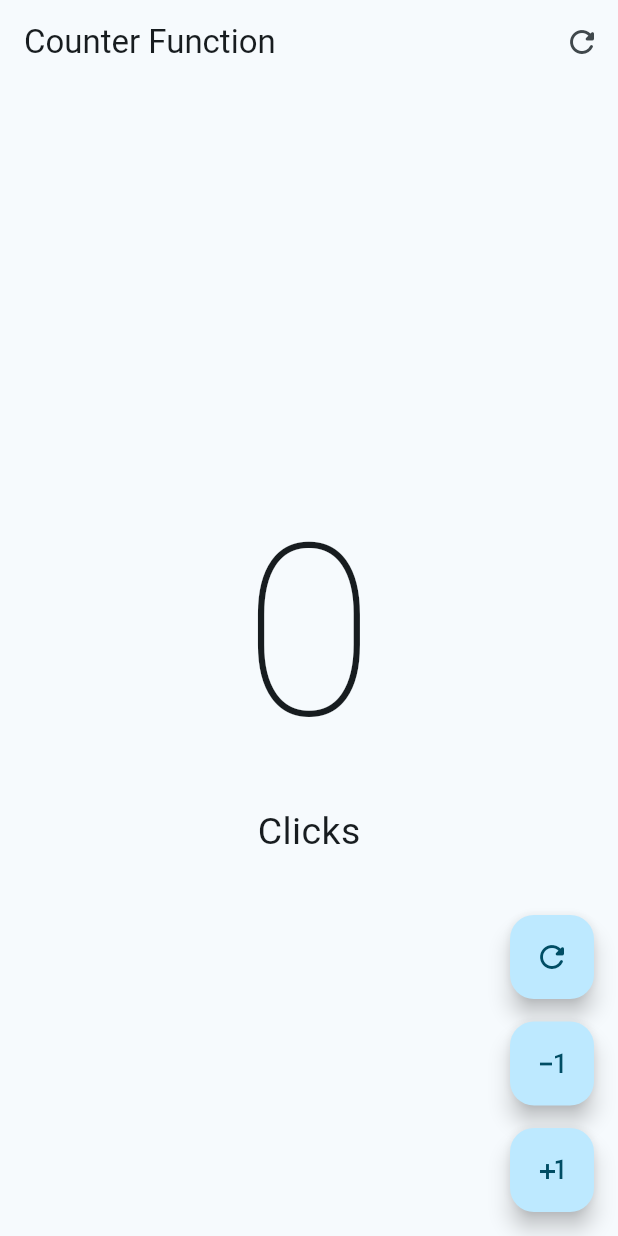
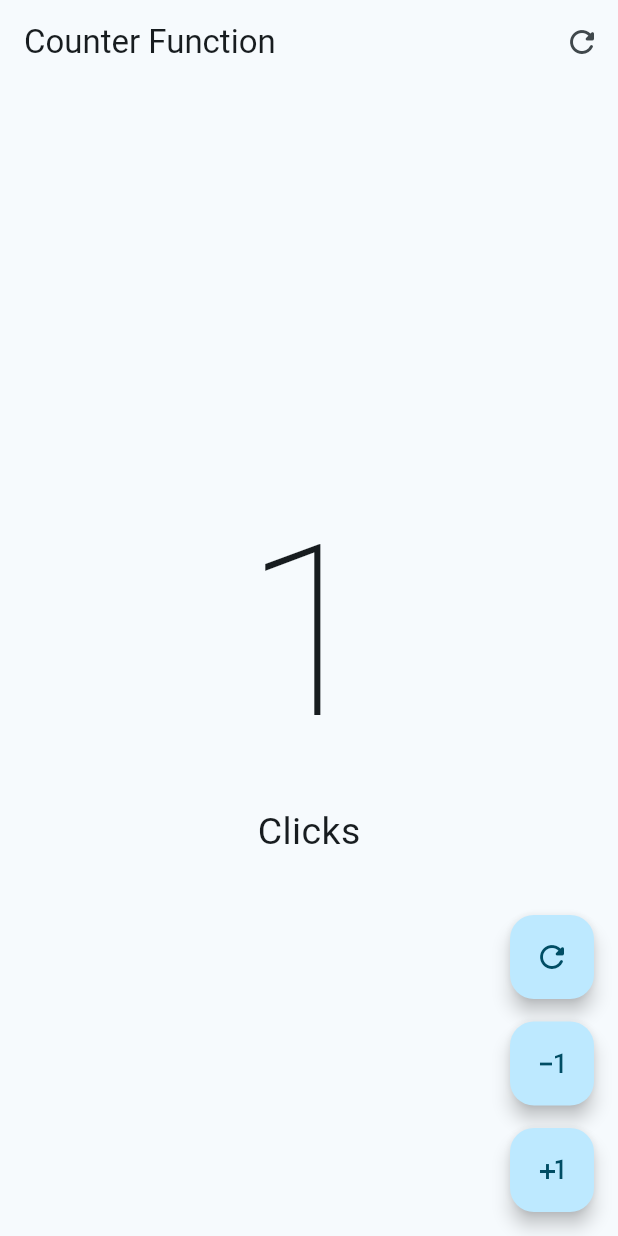
Before and after one commit to jhonnyagudelo/flutter, a Flutter app: the screen it shows after launch, after a tap on the "plus one" icon, on a phone screen of 412 x 824 dp. Run offline on Flutter 3.47's test engine with Material 2 defaults, Android fonts, the phone set to English and light mode, and no system bars; network calls fail.

Commit message:
yesNo_funcionalidad

```diff
--- a/02-flutter/hello_world_app/lib/presentation/screens/counter/counter_function_screen.dart
+++ b/02-flutter/hello_world_app/lib/presentation/screens/counter/counter_function_screen.dart
@@ -40,15 +40,35 @@ class _CounterFuntionScreenState extends State<CounterFuntionScreen> {
       floatingActionButton: Column(
         mainAxisAlignment: MainAxisAlignment.end,
         children: [
-          CustomButton(icon: Icons.refresh_rounded),
+          CustomButton(
+            icon: Icons.refresh_rounded,
+            onPressed: () {
+              setState(() {
+                clickCounter = 0;
+              });
+            },
+          ),
           const SizedBox(
             height: 15,
           ),
-          CustomButton(icon: Icons.exposure_minus_1_outlined),
+          CustomButton(
+            icon: Icons.exposure_minus_1_outlined,
+            onPressed: () {
+              if (clickCounter == 0) return;
+              clickCounter--;
+              setState(() {});
+            },
+          ),
           const SizedBox(
             height: 15,
           ),
-          CustomButton(icon: Icons.plus_one_outlined),
+          CustomButton(
+            icon: Icons.plus_one_outlined,
+            onPressed: () {
+              clickCounter++;
+              setState(() {});
+            },
+          ),
         ],
       ),
     );
@@ -57,15 +77,20 @@ class _CounterFuntionScreenState extends State<CounterFuntionScreen> {
 
 class CustomButton extends StatelessWidget {
   final IconData icon;
+  final VoidCallback? onPressed;
+
   const CustomButton({
     super.key,
     required this.icon,
+    this.onPressed,
   });
 
   @override
   Widget build(BuildContext context) {
     return FloatingActionButton(
-      onPressed: () {},
+      elevation: 5,
+      enableFeedback: true,
+      onPressed: onPressed,
       child: Icon(icon),
     );
   }
--- /dev/null
+++ b/02-flutter/yes_no_app/lib/config/theme/app_theme.dart
@@ -0,0 +1,23 @@
+import 'package:flutter/material.dart';
+
+const Color _customColor = Color(0xFF441D82);
+const List<Color> _colorThemes = [
+  _customColor,
+  Colors.blue,
+  Colors.teal,
+  Colors.green,
+  Colors.yellow,
+  Colors.orange,
+  Colors.pink
+];
+
+class AppTheme {
+  final int selecterColor;
+  AppTheme({this.selecterColor = 0})
+      : assert(selecterColor >= 0 && selecterColor <= _colorThemes.length - 1,
+            'Colors must be between 0 and ${_colorThemes.length}');
+  ThemeData theme() {
+    return ThemeData(
+        useMaterial3: true, colorSchemeSeed: _colorThemes[selecterColor]);
+  }
+}
--- /dev/null
+++ b/02-flutter/yes_no_app/lib/domain/entities/message.dart
@@ -0,0 +1,9 @@
+enum FromWho { me, hers }
+
+class Message {
+  final String text;
+  final String? imgUrl;
+  final FromWho fromWho;
+
+  Message({required this.text, this.imgUrl, required this.fromWho});
+}
--- /dev/null
+++ b/02-flutter/yes_no_app/lib/main.dart
@@ -0,0 +1,22 @@
+import 'package:flutter/material.dart';
+import 'package:provider/provider.dart';
+import 'package:yes_no_app/config/theme/app_theme.dart';
+import 'package:yes_no_app/presentation/provider/chat_provider.dart';
+import 'package:yes_no_app/presentation/screens/chat/chat_screen.dart';
+
+void main() => runApp(const MyApp());
+
+class MyApp extends StatelessWidget {
+  const MyApp({super.key});
+
+  @override
+  Widget build(BuildContext context) {
+    return MultiProvider(
+        providers: [ChangeNotifierProvider(create: (_) => ChatProvider())],
+        child: MaterialApp(
+            debugShowCheckedModeBanner: false,
+            theme: AppTheme(selecterColor: 1).theme(),
+            title: 'Yes No App',
+            home: const ChatScreen()));
+  }
+}
--- /dev/null
+++ b/02-flutter/yes_no_app/lib/presentation/provider/chat_provider.dart
@@ -0,0 +1,11 @@
+import 'package:flutter/material.dart';
+import 'package:yes_no_app/domain/entities/message.dart';
+
+class ChatProvider extends ChangeNotifier {
+  List<Message> message = [
+    Message(text: 'Hola !!', fromWho: FromWho.me),
+    Message(text: 'Como te fue', fromWho: FromWho.hers),
+  ];
+
+  Future<void> sendMessage(String text) async {}
+}
```
Also changed, not shown: 02-flutter/yes_no_app/analysis_options.yaml (added, +29 -0 lines), 02-flutter/yes_no_app/lib/presentation/screens/chat/chat_screen.dart (added, +48 -0 lines), 02-flutter/yes_no_app/lib/presentation/widgets/chat/her_message_bubble.dart (added, +53 -0 lines), 02-flutter/yes_no_app/lib/presentation/widgets/chat/my_message_bubble.dart (added, +27 -0 lines), 02-flutter/yes_no_app/lib/presentation/widgets/shared/message_field_box.dart (added, +43 -0 lines), 02-flutter/yes_no_app/pubspec.yaml (added, +91 -0 lines), 02-flutter/yes_no_app/pubspec.lock (added), 124 other files.
